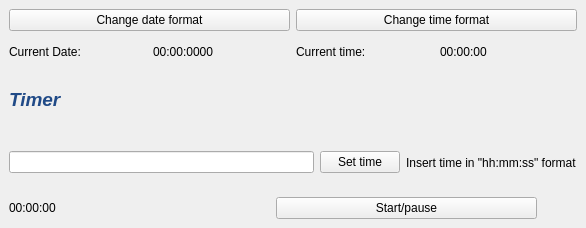
Gio-Formichella/Elaborato, file mainwindow.ui: the form before one commit.
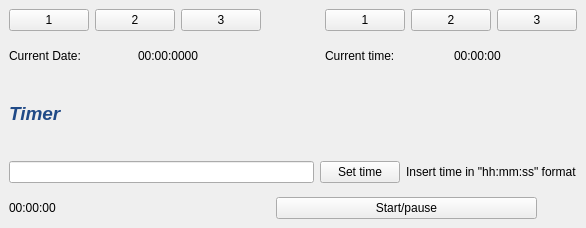
The form after the commit.

```diff
--- a/mainwindow.ui
+++ b/mainwindow.ui
@@ -14,17 +14,35 @@
    <string>MainWindow</string>
   </property>
   <widget class="QWidget" name="centralwidget">
-   <layout class="QVBoxLayout" name="verticalLayout">
-    <item>
-     <layout class="QHBoxLayout" name="horizontalLayout_4">
-      <item>
        <layout class="QVBoxLayout" name="verticalLayout_4">
         <item>
-         <widget class="QPushButton" name="changeDateFormat">
+     <layout class="QHBoxLayout" name="horizontalLayout_5">
+      <item>
+       <layout class="QVBoxLayout" name="verticalLayout">
+        <item>
+         <layout class="QHBoxLayout" name="horizontalLayout">
+          <item>
+           <widget class="QPushButton" name="dateFormat1Button">
           <property name="text">
-           <string>Change date format</string>
-          </property>
-         </widget>
+             <string>1</string>
+            </property>
+           </widget>
+          </item>
+          <item>
+           <widget class="QPushButton" name="dateFormat2Button">
+            <property name="text">
+             <string>2</string>
+            </property>
+           </widget>
+          </item>
+          <item>
+           <widget class="QPushButton" name="dateFormat3Button">
+            <property name="text">
+             <string>3</string>
+            </property>
+           </widget>
+          </item>
+         </layout>
         </item>
         <item>
          <layout class="QHBoxLayout" name="horizontalLayout_2">
@@ -47,16 +65,47 @@
        </layout>
       </item>
       <item>
-       <layout class="QVBoxLayout" name="verticalLayout_5">
+       <spacer name="horizontalSpacer_2">
+        <property name="orientation">
+         <enum>Qt::Horizontal</enum>
+        </property>
+        <property name="sizeHint" stdset="0">
+         <size>
+          <width>40</width>
+          <height>20</height>
+         </size>
+        </property>
+       </spacer>
+      </item>
         <item>
-         <widget class="QPushButton" name="changeTimeFormat">
+       <layout class="QVBoxLayout" name="verticalLayout_2">
+        <item>
+         <layout class="QHBoxLayout" name="horizontalLayout_4">
+          <item>
+           <widget class="QPushButton" name="timeFormat1Button">
           <property name="text">
-           <string>Change time format</string>
+             <string>1</string>
           </property>
          </widget>
         </item>
         <item>
-         <layout class="QHBoxLayout" name="horizontalLayout">
+           <widget class="QPushButton" name="timeFormat2Button">
+            <property name="text">
+             <string>2</string>
+            </property>
+           </widget>
+          </item>
+          <item>
+           <widget class="QPushButton" name="timeFormat3Button">
+            <property name="text">
+             <string>3</string>
+            </property>
+           </widget>
+          </item>
+         </layout>
+        </item>
+        <item>
+         <layout class="QHBoxLayout" name="horizontalLayout_3">
           <item>
            <widget class="QLabel" name="currentTimeLabel">
             <property name="text">
@@ -85,7 +134,9 @@
      </widget>
     </item>
     <item>
-     <layout class="QHBoxLayout" name="horizontalLayout_3">
+     <layout class="QVBoxLayout" name="verticalLayout_3">
+      <item>
+       <layout class="QHBoxLayout" name="horizontalLayout_7">
       <item>
        <widget class="QLineEdit" name="setTimerIntervalInput"/>
       </item>
@@ -106,7 +157,7 @@
      </layout>
     </item>
     <item>
-     <layout class="QHBoxLayout" name="horizontalLayout_5">
+       <layout class="QHBoxLayout" name="horizontalLayout_6">
       <item>
        <widget class="QLabel" name="timerLabel">
         <property name="text">
@@ -136,6 +187,8 @@
          </size>
         </property>
        </spacer>
+        </item>
+       </layout>
       </item>
      </layout>
     </item>
```
Lines whose indentation alone changed are shown as unchanged.
